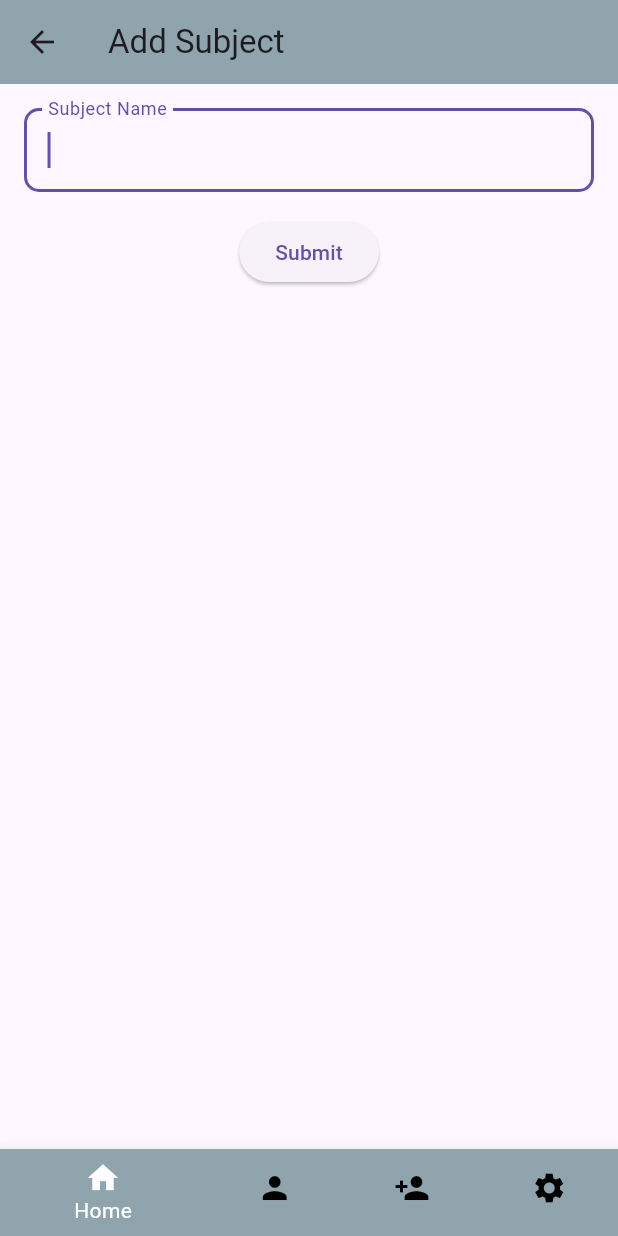
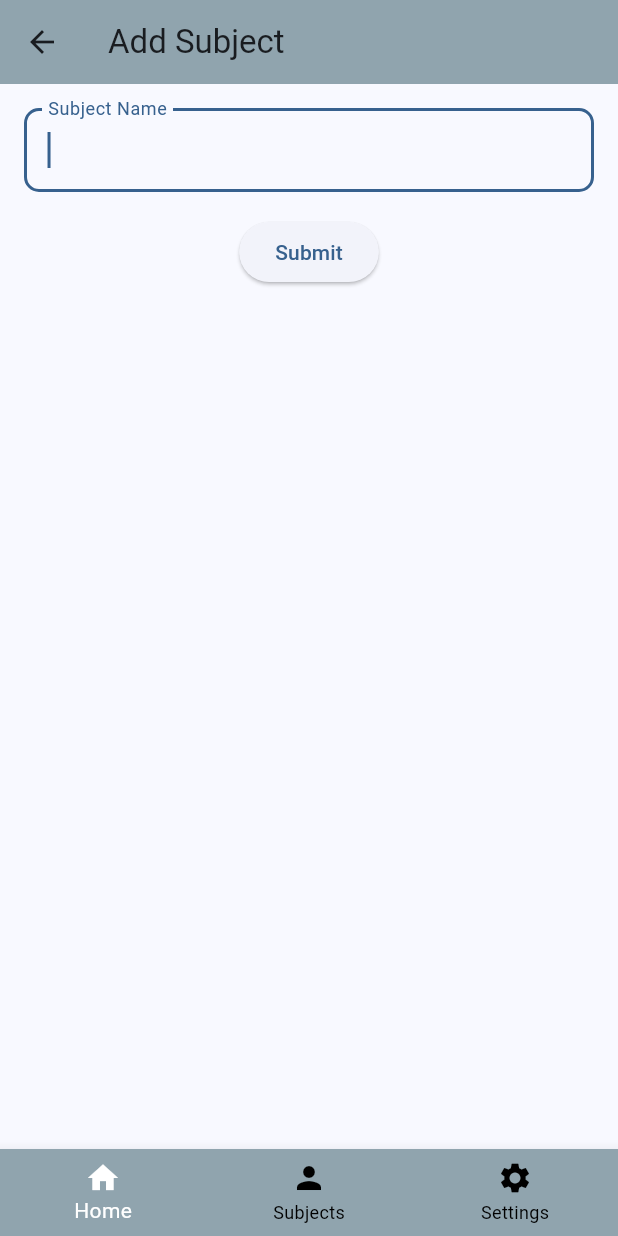
Before and after one commit to DomenicJaeger/geburtstagsliste, a Flutter app: the AddSubjectView screen opened directly, on a phone screen of 412 x 824 dp. Run offline on Flutter 3.47's test engine with Material 3 defaults, Android fonts, the phone set to English and light mode, and no system bars; our stand-ins replace flutter_riverpod.

Commit message:
material 3

```diff
--- a/geburtstagsliste/lib/main.dart
+++ b/geburtstagsliste/lib/main.dart
@@ -44,8 +44,10 @@ class MainApp extends ConsumerWidget {
         }
       }
     });
-    return const MaterialApp(
+    return MaterialApp(
       home: HomeView(),
+      debugShowCheckedModeBanner: false,
+      theme: ThemeData(useMaterial3: true, colorScheme: ColorScheme.fromSeed(seedColor: Color.fromARGB(255, 177, 209, 252))),
     );
   }
 }
--- a/geburtstagsliste/lib/presentation/pages/add_event_view.dart
+++ b/geburtstagsliste/lib/presentation/pages/add pages/add_event_view.dart
@@ -2,8 +2,8 @@ import 'package:flutter/material.dart';
 import 'package:flutter_riverpod/flutter_riverpod.dart';
 import 'package:geburtstagsliste/models/event.dart';
 import 'package:geburtstagsliste/presentation/pages/subjects_view.dart';
-import '../../main.dart';
-import '../widgets/bottomNavigation.dart';
+import '../../../main.dart';
+import '../../widgets/bottomNavigation.dart';
 
 class AddEventView extends ConsumerWidget {
   final String subjectId;
--- /dev/null
+++ b/geburtstagsliste/lib/presentation/pages/add pages/add_subject_view.dart
@@ -0,0 +1,70 @@
+import 'package:flutter/material.dart';
+import 'package:flutter_riverpod/flutter_riverpod.dart';
+import 'package:geburtstagsliste/main.dart';
+import 'package:geburtstagsliste/presentation/pages/subjects_view.dart';
+import 'package:uuid/uuid.dart';
+import '../../../models/subject.dart';
+import '../../widgets/bottomNavigation.dart';
+
+//This class represents the view for adding a new subject
+class AddSubjectView extends ConsumerWidget {
+  // Constructor for the AddSubjectView widget
+  const AddSubjectView({Key? key}) : super(key: key);
+
+  // Build the widget's UI
+  @override
+  Widget build(BuildContext context, WidgetRef ref) {
+    // Create a TextEditingController to manage the input for the subject name
+    TextEditingController nameController = TextEditingController();
+    // Access the provider responsible for managing subjects
+    final provider = ref.watch(refReminderAppStateProvider.notifier);
+    // Generate a unique ID for the new subject
+    var uuid = const Uuid();
+    var newUuid = uuid.v4();
+
+    return Scaffold(
+      appBar: AppBar(
+        title: const Text('Add Subject'),
+        backgroundColor: Colors.blueGrey.shade300,
+      ),
+      body: Padding(
+        padding: const EdgeInsets.all(16.0),
+        child: Column(
+          children: [
+            // Create a TextFormField to capture the subject name
+            TextFormField(
+              autofocus: true, // Set autofocus for the input field
+              controller: nameController, // Associate the controller with the field
+              decoration: InputDecoration(
+                  border: OutlineInputBorder(
+                    borderRadius: BorderRadius.circular(10),
+                  ),
+                  labelText: 'Subject Name'),
+            ),
+            const SizedBox(
+              height: 16.0,
+            ),
+            // Create an ElevatedButton to submit the new subject
+            ElevatedButton(
+              onPressed: () {
+                // Extract the subject name from the controller
+                String name = nameController.text;
+                String id = newUuid;
+                // Use the provider to add the new subject to the list
+                provider.addSubject(Subject(name: name, id: id));
+                Navigator.push(
+                  context,
+                  MaterialPageRoute(
+                    builder: (context) => const SubjectsView(),
+                  ),
+                );
+              },
+              child: const Text('Submit'),
+            ),
+          ],
+        ),
+      ),
+      bottomNavigationBar: const BottomNavigationBarWidget(),
+    );
+  }
+}
--- a/geburtstagsliste/lib/presentation/pages/single_subject_view.dart
+++ b/geburtstagsliste/lib/presentation/pages/single_subject_view.dart
@@ -1,7 +1,7 @@
 import 'package:flutter/material.dart';
 import 'package:flutter_riverpod/flutter_riverpod.dart';
 import 'package:geburtstagsliste/main.dart';
-import 'package:geburtstagsliste/presentation/pages/add_event_view.dart';
+import 'package:geburtstagsliste/presentation/pages/add%20pages/add_event_view.dart';
 import 'package:geburtstagsliste/presentation/widgets/bottomNavigation.dart';
 import '../../models/event.dart';
 import '../../models/subject.dart';
@@ -43,6 +43,7 @@ class SingleSubjectView extends ConsumerWidget {
         },
       ),
       bottomNavigationBar: const BottomNavigationBarWidget(),
+      floatingActionButtonLocation: FloatingActionButtonLocation.centerDocked,
       floatingActionButton: FloatingActionButton(
         child: const Icon(Icons.add),
         // Open the add event view when the floating action button is tapped
--- a/geburtstagsliste/lib/presentation/widgets/bottomNavigation.dart
+++ b/geburtstagsliste/lib/presentation/widgets/bottomNavigation.dart
@@ -1,7 +1,6 @@
 // ignore_for_file: file_names
 
 import 'package:flutter/material.dart';
-import 'package:geburtstagsliste/presentation/pages/add_subject_view.dart';
 import 'package:geburtstagsliste/presentation/pages/settings_view.dart';
 import 'package:geburtstagsliste/presentation/pages/subjects_view.dart';
 import '../pages/home_view.dart';
@@ -22,6 +21,7 @@ class BottomNavigationBarWidget extends ConsumerWidget {
 
     //Return the BottomNavigationBar widget
     return BottomNavigationBar(
+      backgroundColor: Colors.blueGrey.shade300,
       //Set the selected item color to white
       selectedItemColor: Colors.white,
       //Set the unselected item color to white
@@ -44,9 +44,6 @@ class BottomNavigationBarWidget extends ConsumerWidget {
             Navigator.push(context, MaterialPageRoute(builder: (context) => const SubjectsView()));
             break;
           case 2:
-            Navigator.push(context, MaterialPageRoute(builder: (context) => const AddSubjectView()));
-            break;
-          case 3:
             Navigator.push(context, MaterialPageRoute(builder: (context) => const SettingsView()));
             break;
         }
@@ -69,11 +66,6 @@ class BottomNavigationBarWidget extends ConsumerWidget {
         ),
         BottomNavigationBarItem(
           backgroundColor: Colors.blueGrey.shade300,
-          icon: const Icon(Icons.person_add),
-          label: 'Add Subject',
-        ),
-        BottomNavigationBarItem(
-          backgroundColor: Colors.blueGrey.shade300,
           icon: const Icon(Icons.settings),
           label: 'Settings',
         ),
--- a/geburtstagsliste/lib/provider/reminder_app_state_provider.dart
+++ b/geburtstagsliste/lib/provider/reminder_app_state_provider.dart
@@ -1,7 +1,6 @@
 import 'dart:convert';
 import 'dart:developer';
 import 'dart:io';
-
 import 'package:flutter_riverpod/flutter_riverpod.dart';
 import 'package:geburtstagsliste/models/event.dart';
 import 'package:geburtstagsliste/models/reminder_app_state.dart';
@@ -96,4 +95,8 @@ class ReminderAppStateProvider extends Notifier<ReminderAppState> {
       );
     }
   }
+
+  void saveChangedEvent() {}
+
+  void saveChangedSubject() {}
 }
--- a/geburtstagsliste/pubspec.yaml
+++ b/geburtstagsliste/pubspec.yaml
@@ -12,6 +12,7 @@ dependencies:
     sdk: flutter
   flutter_riverpod: ^2.4.5
   uuid: ^4.2.1
+  flutter_slidable: ^3.0.1
 
 dev_dependencies:
   flutter_test:
```
Also changed, not shown: geburtstagsliste/lib/presentation/pages/edit pages/edit_event_view.dart (added, +92 -0 lines), geburtstagsliste/lib/presentation/pages/edit pages/edit_subject_view.dart (renamed from geburtstagsliste/lib/presentation/pages/add_subject_view.dart, +10 -10 lines), geburtstagsliste/lib/presentation/pages/home_view.dart (+0 -9 lines), geburtstagsliste/lib/presentation/pages/subjects_view.dart (+15 -0 lines), geburtstagsliste/lib/presentation/widgets/single_subject_event_card.dart (added), geburtstagsliste/pubspec.lock, 1 other file.
